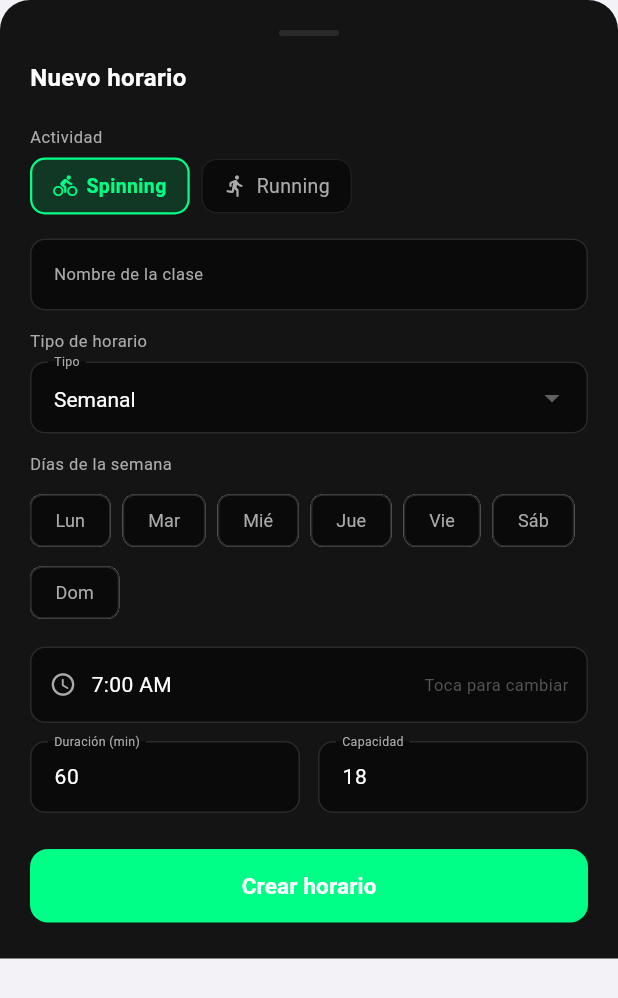
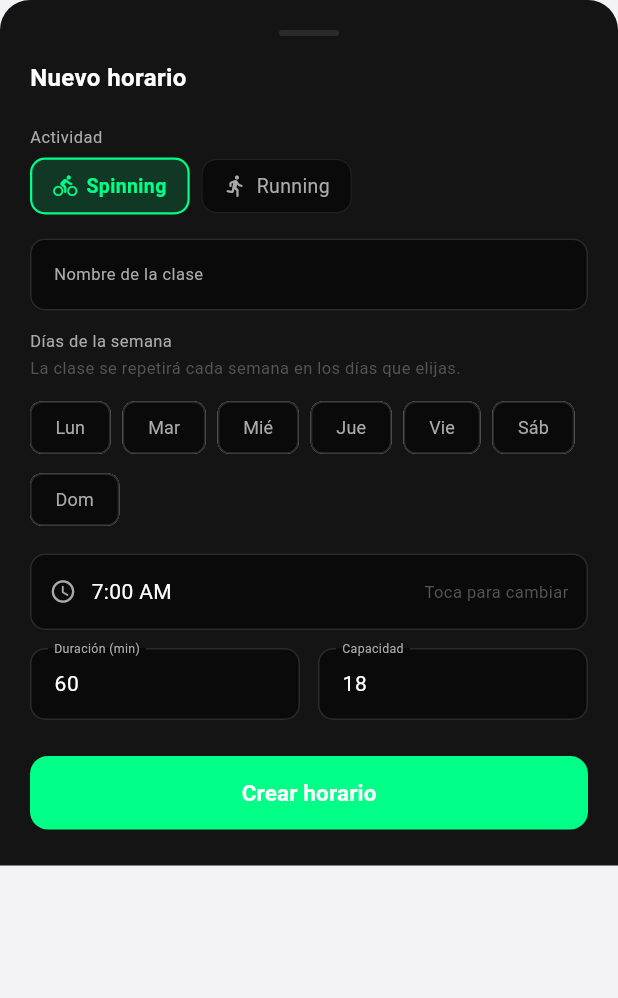
Before and after one commit to vallejoj203k/Mega_vital, a Flutter app: the _ScheduleFormSheet widget shown alone on an empty page, opened directly with empty values, after a tap on "Crear horario", on a phone screen of 412 x 824 dp. Shown: the top 998 px of the screen. Run offline on Flutter 3.47's test engine with Material 3 defaults, Android fonts, the phone set to English and light mode, and no system bars; our stand-ins replace image_picker, share_plus, shared_preferences, supabase_flutter, video_player; missing offline and left inert: video_compress; accounts and stored records are empty; network calls fail.

Commit message:
Simplify class scheduling: weekly recurrence on selected weekdays only

```diff
--- a/lib/presentation/screens/admin/admin_panel_screen.dart
+++ b/lib/presentation/screens/admin/admin_panel_screen.dart
@@ -2644,16 +2644,22 @@ class _ScheduleFormSheetState extends State<_ScheduleFormSheet> {
   void _submit() {
     final name = _nameCtrl.text.trim();
     if (name.isEmpty) return;
+    if (_daysOfWeek.isEmpty) {
+      ScaffoldMessenger.of(context).showSnackBar(const SnackBar(
+        content: Text('Selecciona al menos un día de la semana.'),
+        backgroundColor: AppColors.error,
+        behavior: SnackBarBehavior.floating,
+      ));
+      return;
+    }
 
     final schedule = ClassSchedule(
       id:              widget.editing?.id ?? '',
       activity:        _activity,
       name:            name,
-      scheduleType:    _scheduleType,
+      scheduleType:    'weekly', // siempre semanal en los días elegidos
       daysOfWeek:      _daysOfWeek.toList()..sort(),
-      dayOfMonth:      _scheduleType == 'monthly'
-                         ? int.tryParse(_domCtrl.text)
-                         : null,
+      dayOfMonth:      null,
       timeOfDay:       _time,
       durationMinutes: int.tryParse(_durationCtrl.text) ?? 60,
       capacity:        int.tryParse(_capacityCtrl.text) ?? 18,
@@ -2719,30 +2725,14 @@ class _ScheduleFormSheetState extends State<_ScheduleFormSheet> {
           ),
           const SizedBox(height: 12),
 
-          // Tipo de horario
-          Text('Tipo de horario', style: AppTextStyles.caption.copyWith(
-              color: AppColors.textSecondary)),
-          const SizedBox(height: 6),
-          DropdownButtonFormField<String>(
-            value: _scheduleType,
-            dropdownColor: AppColors.surface,
-            style: AppTextStyles.bodyMedium.copyWith(color: AppColors.textPrimary),
-            decoration: _inputDecoration('Tipo'),
-            items: const [
-              DropdownMenuItem(value: 'daily',   child: Text('Diario')),
-              DropdownMenuItem(value: 'weekly',  child: Text('Semanal')),
-              DropdownMenuItem(value: 'monthly', child: Text('Mensual')),
-              DropdownMenuItem(value: 'custom',  child: Text('Personalizado')),
-            ],
-            onChanged: (v) => setState(() => _scheduleType = v!),
-          ),
-          const SizedBox(height: 12),
-
-          // Días de semana (weekly / custom)
-          if (_scheduleType == 'weekly' || _scheduleType == 'custom') ...[
+          // Días de la semana — la clase se repite cada semana en estos días
           Text('Días de la semana', style: AppTextStyles.caption.copyWith(
               color: AppColors.textSecondary)),
-            const SizedBox(height: 6),
+          const SizedBox(height: 2),
+          Text('La clase se repetirá cada semana en los días que elijas.',
+              style: AppTextStyles.caption.copyWith(
+                  color: AppColors.textMuted, fontSize: 11)),
+          const SizedBox(height: 8),
           Wrap(
             spacing: 8,
             children: List.generate(7, (i) {
@@ -2770,18 +2760,6 @@ class _ScheduleFormSheetState extends State<_ScheduleFormSheet> {
             }),
           ),
           const SizedBox(height: 12),
-          ],
-
-          // Día del mes (monthly)
-          if (_scheduleType == 'monthly') ...[
-            TextField(
-              controller: _domCtrl,
-              keyboardType: TextInputType.number,
-              style: AppTextStyles.bodyMedium.copyWith(color: AppColors.textPrimary),
-              decoration: _inputDecoration('Día del mes (1–28)'),
-            ),
-            const SizedBox(height: 12),
-          ],
 
           // Hora
           GestureDetector(
--- a/pubspec.yaml
+++ b/pubspec.yaml
@@ -1,7 +1,7 @@
 name: mega_vital
 description: Mega Vital - Professional Gym & Wellness App
 publish_to: 'none'
-version: 1.0.10+34
+version: 1.0.10+35
 
 environment:
   sdk: '>=3.0.0 <4.0.0'
```
Lines whose indentation alone changed are shown as unchanged.
